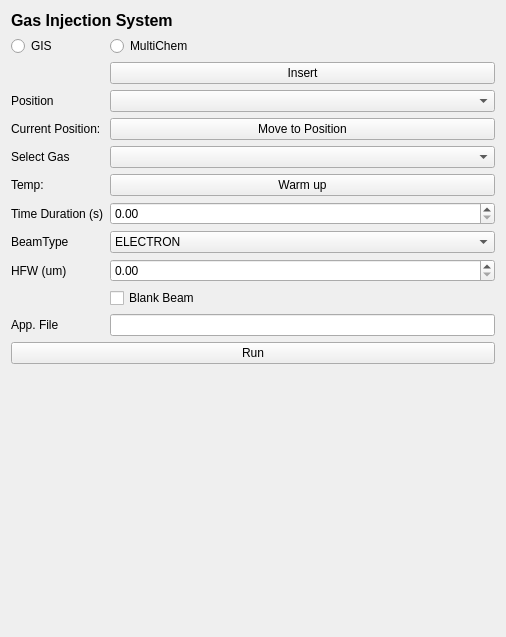
Before: the Qt Designer form fibsem/ui/qtdesigner_files/FibsemGISWidget.ui in DeMarcoLab/fibsem, drawn with Qt 5.
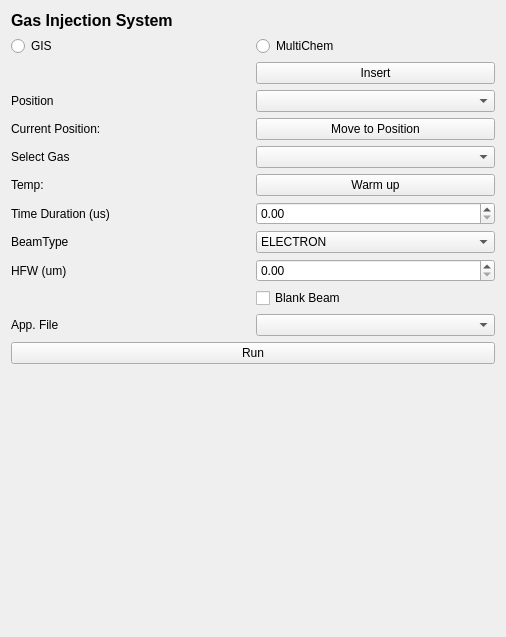
After: the same form once the commit is applied.

```diff
--- a/fibsem/ui/qtdesigner_files/FibsemGISWidget.ui
+++ b/fibsem/ui/qtdesigner_files/FibsemGISWidget.ui
@@ -48,13 +48,10 @@
    <item row="13" column="0">
     <widget class="QLabel" name="label_time">
      <property name="text">
-      <string>Time Duration (s)</string>
+      <string>Time Duration (us)</string>
      </property>
     </widget>
    </item>
-   <item row="17" column="1">
-    <widget class="QLineEdit" name="app_file_lineEdit"/>
-   </item>
    <item row="13" column="1">
     <widget class="QDoubleSpinBox" name="timeDuration_spinbox"/>
    </item>
@@ -186,6 +183,9 @@
      </property>
     </widget>
    </item>
+   <item row="17" column="1">
+    <widget class="QComboBox" name="app_file_combobox"/>
+   </item>
   </layout>
  </widget>
  <resources/>
```
